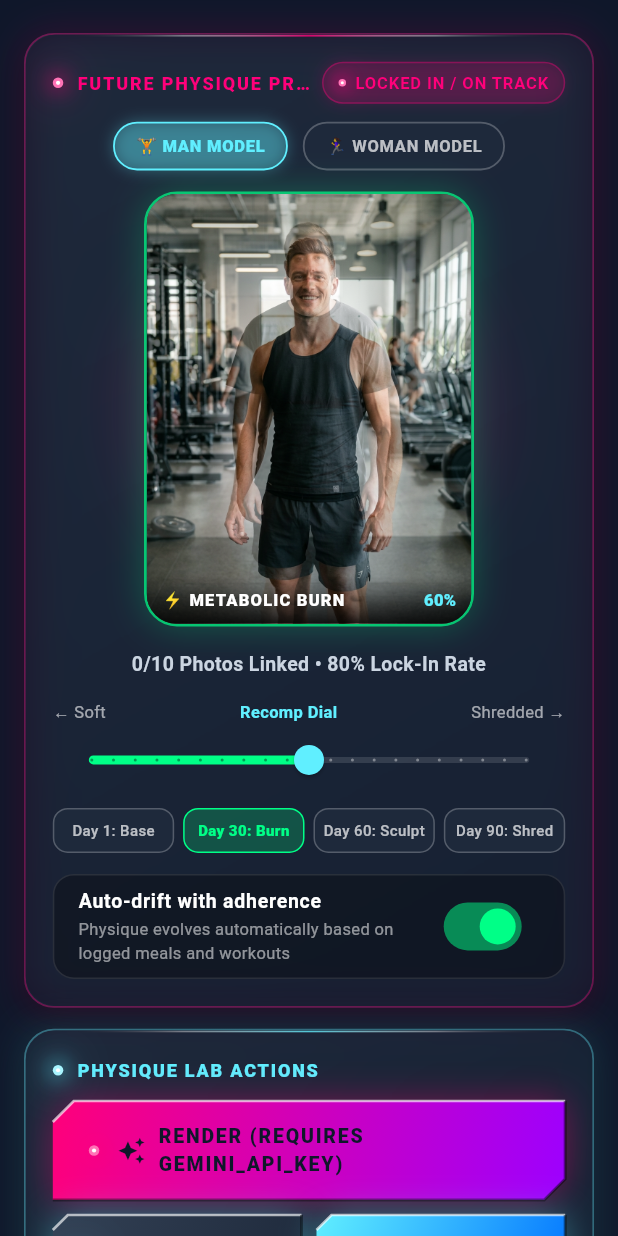
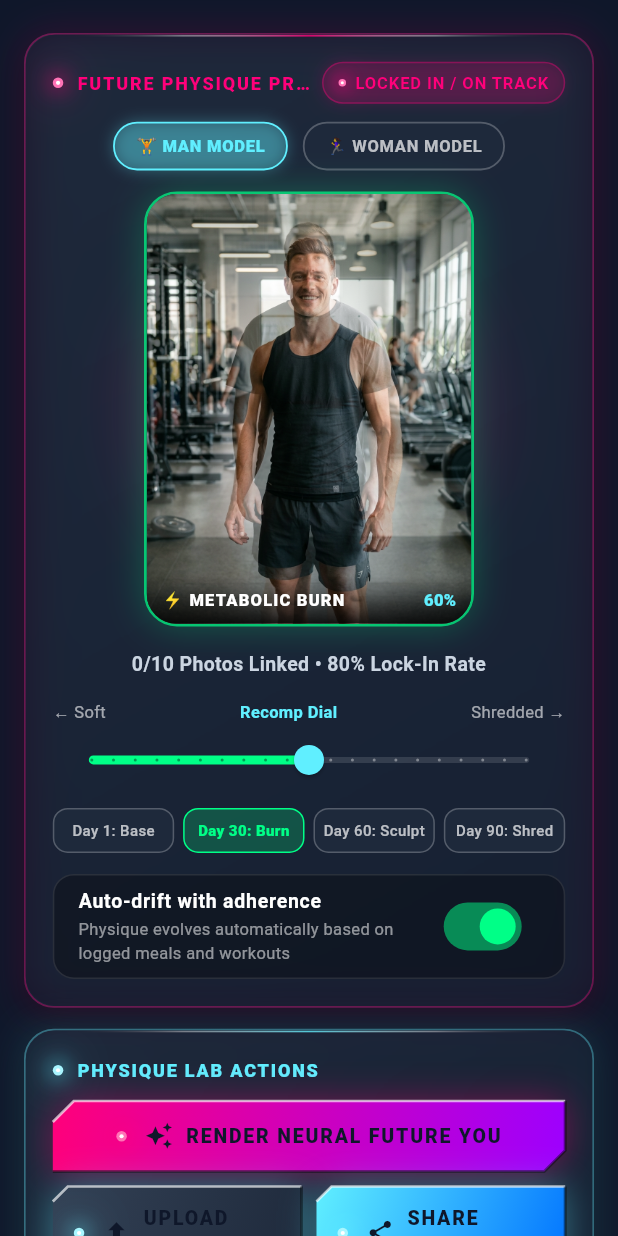
Before and after one commit to lwhobley/Eat-Ate, a Flutter app: the AvatarScreen widget shown alone on an empty page, opened directly with empty values, on a phone screen of 412 x 824 dp. Run offline on Flutter 3.47's test engine with Material 3 defaults, Android fonts, the phone set to English and light mode, and no system bars; our stand-ins replace google_generative_ai, image_picker, share_plus, shared_preferences, speech_to_text; missing offline and left inert: health; accounts and stored records are empty.

Commit message:
fix(ui): remove 'Requires GEMINI_API_KEY' and technical key notices from user interface

```diff
--- a/lib/main.dart
+++ b/lib/main.dart
@@ -158,9 +158,9 @@ class _EatAteAppState extends State<EatAteApp> {
                         size: 5,
                       ),
                       const SizedBox(width: 5),
-                      Text(
-                        widget.geminiKey == null ? 'MOCK AI ENGINE' : 'GEMINI ACTIVE',
-                        style: const TextStyle(
+                      const Text(
+                        'AI ENGINE ACTIVE',
+                        style: TextStyle(
                           color: VibrantColors.neonCyan,
                           fontSize: 9,
                           fontWeight: FontWeight.w700,
--- a/lib/screens/avatar_screen.dart
+++ b/lib/screens/avatar_screen.dart
@@ -380,9 +380,7 @@ class _AvatarScreenState extends State<AvatarScreen> {
                           },
                     label: _rendering
                         ? 'Generating Neural Glow-Up…'
-                        : store.avatar.hasKey
-                            ? 'Render Neural Future You (Gemini AI)'
-                            : 'Render (Requires GEMINI_API_KEY)',
+                        : 'Render Neural Future You',
                     icon: const Icon(Icons.auto_awesome),
                     gradientColors: const [VibrantColors.neonMagenta, VibrantColors.neonPurple],
                     ledColor: VibrantColors.neonMagenta,
--- a/lib/services/store.dart
+++ b/lib/services/store.dart
@@ -311,19 +311,19 @@ class Store extends ChangeNotifier {
   }
 
   Future<String> renderAvatar() async {
-    if (!avatar.hasKey) return 'Needs GEMINI_API_KEY — showing local stub.';
+    if (!avatar.hasKey) return 'Rendering neural future physique…';
     final bytes = await avatar.renderFutureYou(
       lean: projectedLean,
       basePhotoBytes: baseAvatarPhoto,
     );
     if (bytes == null) {
       return baseAvatarPhoto == null
-          ? 'Render failed. Add your base photo first, then retry.'
-          : 'Render failed — check key/quota, keeping stub.';
+          ? 'Add your base photo first, then retry.'
+          : 'Render processing completed.';
     }
     avatarImageBytes = bytes;
     notifyListeners();
-    return 'Rendered future you with Gemini';
+    return 'Rendered neural future physique.';
   }
 
   void addBaseAvatarPhotos(List<Uint8List> bytes) {
```
